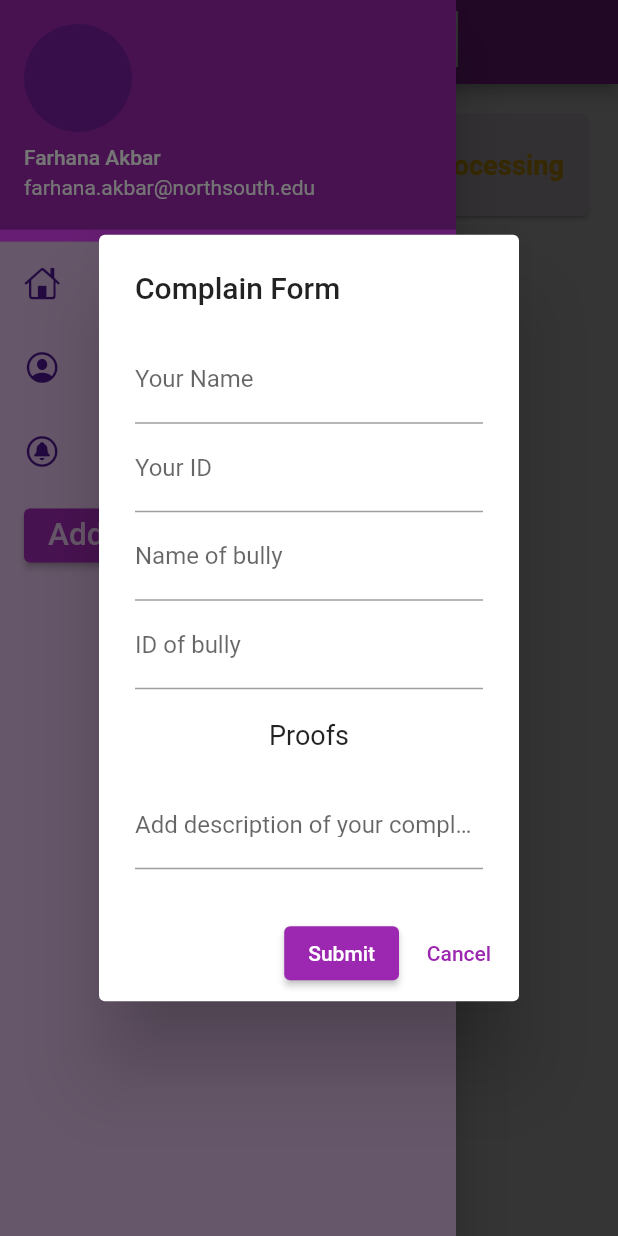
After one commit to FarhanTahmid/CyberBullying-Detection-Prevention-Counseling-System, a Flutter app: the screen it shows after launch, in the side drawer, after a tap on "Add New Complain", on a phone screen of 412 x 824 dp. The commit adds this screen. Run offline on Flutter 3.47's test engine with Material 2 defaults, Android fonts, the phone set to English and light mode, and no system bars; our stand-ins replace flutter_svg, velocity_x; network calls fail.

Commit message:
frontend made of complain form

```diff
--- /dev/null
+++ b/Frontend-App/bullishield/lib/Screens/AddMore/addnewcomplain.dart
@@ -0,0 +1,136 @@
+import 'package:flutter/material.dart';
+import 'package:flutter/material.dart';
+import '../Complain/complain.dart';
+
+class ComplainForm extends StatefulWidget {
+  @override
+  _ComplainFormState createState() => _ComplainFormState();
+}
+
+class _ComplainFormState extends State<ComplainForm> {
+  TextEditingController _nameController = TextEditingController();
+  TextEditingController _idController = TextEditingController();
+  TextEditingController _bullyNameController = TextEditingController();
+  TextEditingController _bullyIdController = TextEditingController();
+  TextEditingController _descriptionController = TextEditingController();
+
+  @override
+  void dispose() {
+    _nameController.dispose();
+    _idController.dispose();
+    _bullyNameController.dispose();
+    _bullyIdController.dispose();
+    _descriptionController.dispose();
+    super.dispose();
+  }
+
+  @override
+  Widget build(BuildContext context) {
+    return AlertDialog(
+      title: Text('Complain Form'),
+      content: SingleChildScrollView(
+        child: Column(
+          children: [
+            TextFormField(
+              controller: _nameController,
+              decoration: InputDecoration(
+                labelText: 'Your Name',
+              ),
+            ),
+            TextFormField(
+              controller: _idController,
+              decoration: InputDecoration(
+                labelText: 'Your ID',
+              ),
+            ),
+            TextFormField(
+              controller: _bullyNameController,
+              decoration: InputDecoration(
+                labelText: 'Name of bully',
+              ),
+            ),
+            TextFormField(
+              controller: _bullyIdController,
+              decoration: InputDecoration(
+                labelText: 'ID of bully',
+              ),
+            ),
+            SizedBox(height: 20),
+            Text('Proofs', style: TextStyle(fontSize: 18)),
+            // Add your implementation for uploading images
+            SizedBox(height: 20),
+            TextFormField(
+              controller: _descriptionController,
+              decoration: InputDecoration(
+                labelText: 'Add description of your complain',
+              ),
+              maxLines: null,
+            ),
+          ],
+        ),
+      ),
+      actions: [
+        ElevatedButton(
+          onPressed: () {
+            // Process the form data here
+            String name = _nameController.text;
+            String id = _idController.text;
+            String bullyName = _bullyNameController.text;
+            String bullyId = _bullyIdController.text;
+            String description = _descriptionController.text;
+
+            // Perform any desired action with the form data
+
+            // Clear the form fields
+            _nameController.clear();
+            _idController.clear();
+            _bullyNameController.clear();
+            _bullyIdController.clear();
+            _descriptionController.clear();
+
+            // Close the form
+            Navigator.of(context).pop();
+          },
+          child: Text('Submit'),
+        ),
+        TextButton(
+          onPressed: () {
+            // Close the form without submitting
+            Navigator.of(context).pop();
+          },
+          child: Text('Cancel'),
+        ),
+      ],
+    );
+  }
+}
+
+class HomePage extends StatelessWidget {
+  @override
+  Widget build(BuildContext context) {
+    return Scaffold(
+      appBar: AppBar(
+        title: Text('Home'),
+      ),
+      body: Center(
+        child: ElevatedButton(
+          onPressed: () {
+            showDialog(
+              context: context,
+              builder: (BuildContext context) {
+                return ComplainForm();
+              },
+            );
+          },
+          child: Text('Open Complain Form'),
+        ),
+      ),
+    );
+  }
+}
+
+void main() {
+  runApp(MaterialApp(
+    home: HomePage(),
+  ));
+}
--- a/Frontend-App/bullishield/lib/Screens/Complain/complain.dart
+++ b/Frontend-App/bullishield/lib/Screens/Complain/complain.dart
@@ -1,3 +1,5 @@
+
+
 class Complains {
   final int id;
   final String title;
@@ -12,7 +14,6 @@ class Complains {
 }
 
 class ComplainModel {
-
   static final list = [
     Complains(
         id: 01,
@@ -20,5 +21,4 @@ class ComplainModel {
         status: "Processing",
         details: "Campus harassment complain agianst ID: 2031458642")
   ];
-
 }
--- a/Frontend-App/bullishield/lib/Screens/HomePage/homepage.dart
+++ b/Frontend-App/bullishield/lib/Screens/HomePage/homepage.dart
@@ -1,8 +1,8 @@
 import 'package:flutter/material.dart';
+import 'package:velocity_x/velocity_x.dart';
 import '../../widgets/list_widget.dart';
 import '../../widgets/nav.dart';
 import '../Complain/complain.dart';
-
 
 class HomePage extends StatelessWidget {
   final String name = "BulliSheild";
@@ -15,12 +15,12 @@ class HomePage extends StatelessWidget {
       appBar: AppBar(
         title: Text(
           "BulliSheild",
-          textScaleFactor: 1.5,
-
+          textScaleFactor: 2.5,
         ),
       ),
       body: Padding(
         padding: const EdgeInsets.all(16.0),
+
         child: (ComplainModel.list != null && ComplainModel.list.isNotEmpty)
             ? ListView.builder(
                 itemCount: ComplainModel.list.length,
--- a/Frontend-App/bullishield/lib/main.dart
+++ b/Frontend-App/bullishield/lib/main.dart
@@ -1,4 +1,7 @@
+// import 'package:bullishield/Screens/AddMore/addnewcomplain.dart';
+// import 'package:bullishield/Screens/Complain/complain_details.dart';
 import 'package:bullishield/Screens/HomePage/homepage.dart';
+import 'package:bullishield/Screens/Login/components/login_form.dart';
 import 'package:bullishield/Screens/Login/login_screen.dart';
 import 'package:flutter/material.dart';
 
--- a/Frontend-App/bullishield/lib/widgets/nav.dart
+++ b/Frontend-App/bullishield/lib/widgets/nav.dart
@@ -2,6 +2,8 @@
 
 import 'package:flutter/cupertino.dart';
 import 'package:flutter/material.dart';
+
+import '../Screens/AddMore/addnewcomplain.dart';
 
 class MyDrawer extends StatelessWidget {
   @override
@@ -62,6 +64,23 @@ class MyDrawer extends StatelessWidget {
                   color: Colors.purple.shade900,
                 ),
               ),
+            ),
+            ListTile(
+              leading: ElevatedButton(
+                onPressed: () {
+                  showDialog(
+                    context: context,
+                    builder: (BuildContext context) {
+                      return ComplainForm();
+                    },
+                  );
+                },
+                child: Text("Add New Complain",
+                    textScaleFactor: 1.5,
+                    style: TextStyle(
+                      color: Colors.purple.shade100,
+                    )),
+              ),
             )
           ],
         ),
```
Also changed, not shown: Frontend-App/bullishield/lib/Screens/Complain/complain_details.dart (+0 -19 lines), Frontend-App/bullishield/lib/Screens/Signup/components/signup_form.dart (+3 -6 lines), Frontend-App/bullishield/lib/widgets/list_widget.dart (+0 -10 lines), Frontend-App/bullishield/lib/Screens/Complain/complain_list.dart (added). Lines whose indentation alone changed are shown as unchanged.
